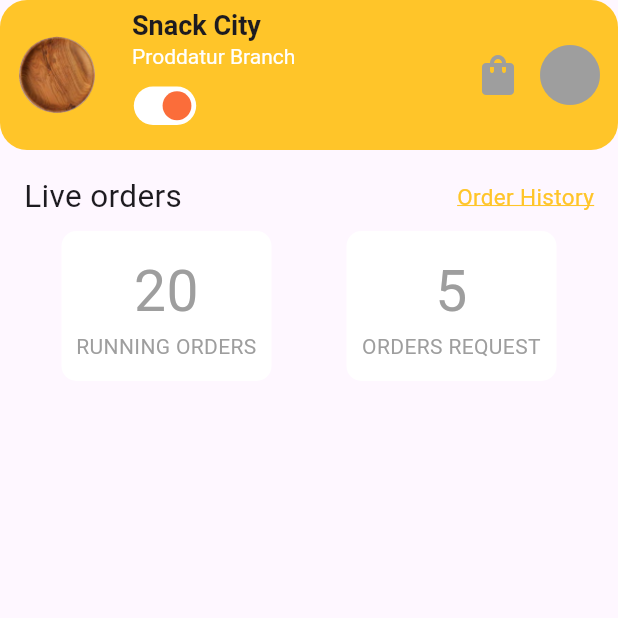
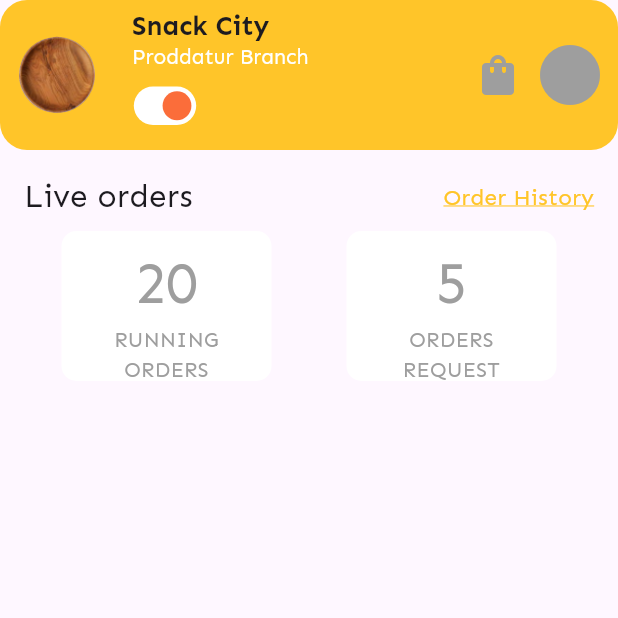
Before and after one commit to nicolas-ferrada/restaurant_dashboard_ui, a Flutter app: the screen it shows after launch, on a phone screen of 412 x 824 dp, the top half of it. Run offline on Flutter 3.47's test engine with Material 2 defaults, Android fonts, the phone set to English and light mode, and no system bars.

Commit message:
feat Sen font add to app theme

```diff
--- a/lib/main.dart
+++ b/lib/main.dart
@@ -9,11 +9,14 @@ void main() {
 class MyApp extends StatelessWidget {
   const MyApp({super.key});
 
+  static const String _appFont = 'Sen';
+
   @override
   Widget build(BuildContext context) {
     return MaterialApp(
       theme: ThemeData(
         useMaterial3: true,
+        fontFamily: _appFont,
       ),
       debugShowCheckedModeBanner: false,
       routes: AppRoutes.routes,
```
Also changed, not shown: pubspec.yaml (+4 -4 lines), fonts/Sen-VariableFont_wght.ttf (added).
